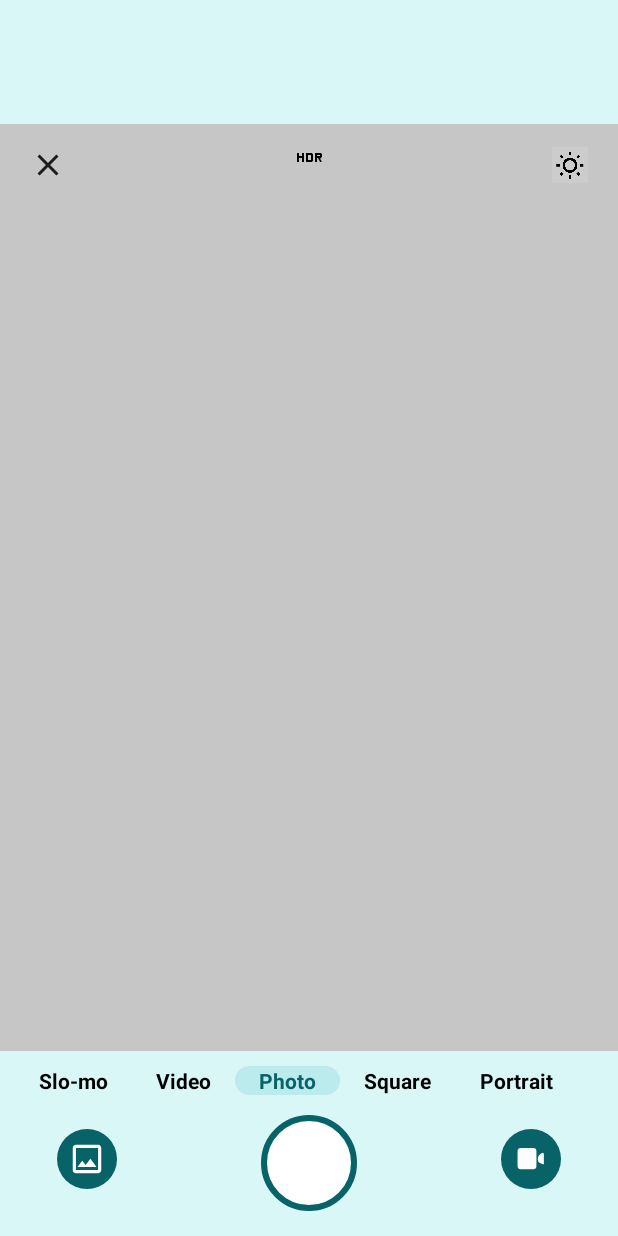
After one commit to IbrahimBasit5802/MentorMe, an Android app: the CameraActivity screen opened directly, with no data from a screen before it, on a phone screen of 412 x 824 dp. The commit adds this screen. Run offline under Robolectric (Android 15) with nearby library versions, the phone set to English and light mode, and no system bars; our stand-ins replace CircleImageView; libraries missing offline, so code that uses them is left out: com.ibrahimbasit.

Commit message:
camera screen done

```diff
--- a/app/src/main/AndroidManifest.xml
+++ b/app/src/main/AndroidManifest.xml
@@ -12,6 +12,9 @@
         android:supportsRtl="true"
         android:theme="@style/Theme.I210669"
         tools:targetApi="31">
+        <activity
+            android:name=".CameraActivity"
+            android:exported="false" />
         <activity
             android:name=".MainActivity"
             android:exported="false" />
--- /dev/null
+++ b/app/src/main/java/com/ibrahimbasit/I210669/CameraActivity.kt
@@ -0,0 +1,85 @@
+package com.ibrahimbasit.I210669
+
+import android.graphics.Rect
+import androidx.appcompat.app.AppCompatActivity
+import android.os.Bundle
+import android.view.View
+import android.widget.HorizontalScrollView
+import android.widget.TextView
+
+class CameraActivity : AppCompatActivity() {
+
+    override fun onCreate(savedInstanceState: Bundle?) {
+        super.onCreate(savedInstanceState)
+        setContentView(R.layout.activity_camera)
+
+
+        val closeButton : View = findViewById<View>(R.id.closeButton)
+
+        // Get references to your TextViews here.
+        val textViewSloMo = findViewById<TextView>(R.id.textViewSloMo)
+        val textViewVideo = findViewById<TextView>(R.id.textViewVideo)
+        val textViewPhoto = findViewById<TextView>(R.id.textViewPhoto)
+        val textViewPortrait = findViewById<TextView>(R.id.portrait)
+        val textViewSquare = findViewById<TextView>(R.id.textViewSquare)
+        // ... other text views
+
+        // Array of all TextViews for easier iteration
+        val allTextViews = arrayOf(textViewSloMo, textViewVideo, textViewPhoto, textViewSquare, textViewPortrait)
+
+        // Reference to the HorizontalScrollView
+        val scrollView = findViewById<HorizontalScrollView>(R.id.options)
+
+
+        allTextViews[2].isSelected = true
+
+        allTextViews.forEach { textView ->
+            textView.setOnClickListener {
+                allTextViews.forEach { it.isSelected = false }
+
+                // Select the clicked one
+                textView.isSelected = true
+
+                // This will get the coordinates of the TextView's rect and its parent (the LinearLayout)
+                val rect = Rect()
+                textView.getHitRect(rect)
+
+                // Calculate the scroll amount: the left edge of the selected TextView minus half the width of the screen
+                val scrollX = rect.left - (scrollView.width / 2 - textView.width / 2)
+
+                // Scroll to the calculated position
+                scrollView.smoothScrollTo(scrollX, 0)
+            }
+        }
+
+        allTextViews.forEach { textView ->
+            textView.setOnClickListener {
+                // Update selection for all TextViews
+                allTextViews.forEach {
+                    it.isSelected = false
+                    it.setBackgroundResource(R.drawable.selector_background)
+                    it.setTextColor(resources.getColorStateList(R.color.selector_text_color))
+                }
+
+                // Select the clicked one
+                textView.isSelected = true
+
+                // Center the clicked TextView in the HorizontalScrollView
+                centerTextViewInScrollView(textView)
+            }
+        }
+
+
+        closeButton.setOnClickListener {
+            finish()
+        }
+    }
+
+    private fun centerTextViewInScrollView(textView: TextView) {
+        val scrollView = findViewById<HorizontalScrollView>(R.id.options)
+        val rect = Rect()
+        textView.getHitRect(rect)
+        val scrollX = rect.left - (scrollView.width / 2 - textView.width / 2)
+        scrollView.smoothScrollTo(scrollX, 0)
+    }
+}
--- a/app/src/main/java/com/ibrahimbasit/I210669/ChatPersonFragment.kt
+++ b/app/src/main/java/com/ibrahimbasit/I210669/ChatPersonFragment.kt
@@ -1,5 +1,6 @@
 package com.ibrahimbasit.I210669
 
+import android.content.Intent
 import android.os.Bundle
 import androidx.fragment.app.Fragment
 import android.view.LayoutInflater
@@ -26,6 +27,19 @@ class ChatPersonFragment : Fragment() {
         arguments?.let {
             param1 = it.getString(ARG_PARAM1)
             param2 = it.getString(ARG_PARAM2)
+        }
+
+
+
+    }
+
+    override fun onViewCreated(view: View, savedInstanceState: Bundle?) {
+        super.onViewCreated(view, savedInstanceState)
+
+        val cameraButton: View = view.findViewById(R.id.cameraButton)
+        cameraButton.setOnClickListener {
+            val intent = Intent(activity, CameraActivity::class.java)
+            startActivity(intent)
         }
     }
 
--- a/app/src/main/java/com/ibrahimbasit/I210669/MainActivity.kt
+++ b/app/src/main/java/com/ibrahimbasit/I210669/MainActivity.kt
@@ -1,7 +1,10 @@
 package com.ibrahimbasit.I210669
 
+import android.content.Intent
 import androidx.appcompat.app.AppCompatActivity
 import android.os.Bundle
+import android.view.View
+import android.widget.Button
 import androidx.fragment.app.Fragment
 import com.ibrahimbasit.I210669.databinding.ActivityMainBinding
 
@@ -34,6 +37,8 @@ class MainActivity : AppCompatActivity() {
             }
             true
         }
+
+
     }
 
     private fun replaceFragment(fragment: Fragment) {
--- /dev/null
+++ b/app/src/main/res/color/selector_text_color.xml
@@ -0,0 +1,4 @@
+<selector xmlns:android="http://schemas.android.com/apk/res/android">
+    <item android:color="@color/headingTextColor" android:state_selected="true"/>
+    <item android:color="@color/secondaryTextColor"/>
+</selector>
--- /dev/null
+++ b/app/src/main/res/drawable/active_media_select_background.xml
@@ -0,0 +1,10 @@
+<?xml version="1.0" encoding="utf-8"?>
+<shape xmlns:android="http://schemas.android.com/apk/res/android"
+    android:shape="rectangle"
+    >
+
+    <corners android:radius="30dp"/>
+
+    <solid android:color="#bbebed"/>
+
+</shape>
--- /dev/null
+++ b/app/src/main/res/drawable/camera_screen_icon_circle.xml
@@ -0,0 +1,10 @@
+<?xml version="1.0" encoding="utf-8"?>
+<shape xmlns:android="http://schemas.android.com/apk/res/android"
+    android:shape="oval"
+    >
+
+    <solid android:color="@color/headingTextColor"/>
+
+
+
+</shape>
--- /dev/null
+++ b/app/src/main/res/drawable/outline_image_24.xml
@@ -0,0 +1,5 @@
+<vector android:height="24dp" android:tint="#FFFFFF"
+    android:viewportHeight="24" android:viewportWidth="24"
+    android:width="24dp" xmlns:android="http://schemas.android.com/apk/res/android">
+    <path android:fillColor="@android:color/white" android:pathData="M19,5v14L5,19L5,5h14m0,-2L5,3c-1.1,0 -2,0.9 -2,2v14c0,1.1 0.9,2 2,2h14c1.1,0 2,-0.9 2,-2L21,5c0,-1.1 -0.9,-2 -2,-2zM14.14,11.86l-3,3.87L9,13.14 6,17h12l-3.86,-5.14z"/>
+</vector>
--- /dev/null
+++ b/app/src/main/res/drawable/selector_background.xml
@@ -0,0 +1,5 @@
+<?xml version="1.0" encoding="utf-8"?>
+<selector xmlns:android="http://schemas.android.com/apk/res/android">
+    <item android:drawable="@drawable/active_media_select_background" android:state_selected="true"/>
+    <item android:drawable="@android:color/transparent"/>
+</selector>
--- /dev/null
+++ b/app/src/main/res/layout/activity_camera.xml
@@ -0,0 +1,248 @@
+<?xml version="1.0" encoding="utf-8"?>
+<androidx.constraintlayout.widget.ConstraintLayout xmlns:android="http://schemas.android.com/apk/res/android"
+    xmlns:app="http://schemas.android.com/apk/res-auto"
+    xmlns:tools="http://schemas.android.com/tools"
+    android:layout_width="match_parent"
+    android:layout_height="match_parent"
+    tools:context=".CameraActivity">
+
+
+    <androidx.constraintlayout.widget.ConstraintLayout
+        android:layout_width="match_parent"
+        android:layout_height="0dp"
+        android:background="@color/splashScreenBgColor"
+        app:layout_constraintHeight_percent="0.1"
+        app:layout_constraintStart_toStartOf="parent"
+        android:id="@+id/upperPart"
+        app:layout_constraintTop_toTopOf="parent"/>
+
+
+    <androidx.constraintlayout.widget.ConstraintLayout
+        android:layout_width="match_parent"
+        android:layout_height="0dp"
+        app:layout_constraintHeight_percent="0.75"
+        app:layout_constraintTop_toBottomOf="@id/upperPart"
+        android:id="@+id/middlePart"
+        app:layout_constraintStart_toStartOf="parent"
+        android:background="#c6c6c6">
+
+
+        <View
+            android:layout_width="24dp"
+            android:layout_height="24dp"
+            android:background="@drawable/clear_icon"
+            android:id="@+id/closeButton"
+            app:layout_constraintStart_toStartOf="parent"
+            app:layout_constraintTop_toTopOf="parent"
+            android:layout_marginTop="15dp"
+            android:layout_marginStart="20dp"
+            />
+
+        <TextView
+            android:layout_width="wrap_content"
+            android:layout_height="wrap_content"
+            android:text="HDR"
+            android:textSize="10sp"
+            android:fontFamily="@font/zeroathletics"
+            android:textColor="@color/secondaryTextColor"
+            app:layout_constraintStart_toStartOf="parent"
+            android:layout_marginTop="15dp"
+
+            app:layout_constraintEnd_toEndOf="parent"
+            app:layout_constraintTop_toTopOf="parent"/>
+        <View
+            android:layout_width="24dp"
+            android:layout_height="24dp"
+            android:background="@drawable/bright_icon"
+            android:layout_marginTop="15dp"
+
+            android:layout_marginEnd="20dp"
+            app:layout_constraintEnd_toEndOf="parent"
+            app:layout_constraintTop_toTopOf="parent"/>
+
+    </androidx.constraintlayout.widget.ConstraintLayout>
+
+
+    <androidx.constraintlayout.widget.ConstraintLayout
+        android:layout_width="match_parent"
+        android:layout_height="0dp"
+        app:layout_constraintHeight_percent="0.15"
+        android:background="@color/splashScreenBgColor"
+        app:layout_constraintBottom_toBottomOf="parent"
+        android:id="@+id/lowerPart"
+        app:layout_constraintStart_toStartOf="parent">
+
+        <HorizontalScrollView
+            android:layout_width="match_parent"
+            android:layout_height="wrap_content"
+            android:id="@+id/options"
+            android:layout_marginTop="10dp"
+            android:layout_marginStart="10dp"
+            android:layout_marginEnd="10dp"
+            app:layout_constraintStart_toStartOf="parent"
+            app:layout_constraintTop_toTopOf="parent"
+            android:scrollbars="none"> <!-- to hide the scroll bar -->
+
+            <LinearLayout
+                android:id="@+id/buttonContainer"
+                android:layout_width="wrap_content"
+                android:layout_height="match_parent"
+                android:orientation="horizontal">
+
+
+                <TextView
+                    android:id="@+id/textViewSloMo"
+                    android:layout_width="wrap_content"
+                    android:layout_height="wrap_content"
+                    android:text="Slo-mo"
+                    android:textColor="@color/selector_text_color"
+                    android:textStyle="bold"
+                    android:background="@drawable/selector_background"
+                    android:clickable="true"
+                    android:focusable="true"
+                    android:paddingLeft="16dp"
+                    android:paddingRight="16dp"
+                    android:gravity="center" />
+
+                <TextView
+                    android:id="@+id/textViewVideo"
+                    android:layout_width="wrap_content"
+                    android:layout_height="wrap_content"
+                    android:text="Video"
+                    android:textColor="@color/selector_text_color"
+                    android:textStyle="bold"
+
+                    android:background="@drawable/selector_background"
+                    android:clickable="true"
+                    android:focusable="true"
+                    android:paddingLeft="16dp"
+                    android:paddingRight="16dp"
+                    android:gravity="center" />
+
+                <!-- Your buttons/text views go here, set up similarly to before, with the selector as background -->
+                <TextView
+                    android:id="@+id/textViewPhoto"
+                    android:layout_width="wrap_content"
+                    android:layout_height="wrap_content"
+                    android:text="Photo"
+                    android:textColor="@color/selector_text_color"
+                    android:textStyle="bold"
+
+                    android:background="@drawable/selector_background"
+                    android:clickable="true"
+                    android:focusable="true"
+                    android:paddingLeft="16dp"
+                    android:paddingRight="16dp"
+                    android:gravity="center" />
+
+
+                <TextView
+                    android:id="@+id/textViewSquare"
+                    android:layout_width="wrap_content"
+                    android:layout_height="wrap_content"
+                    android:text="Square"
+                    android:textColor="@color/selector_text_color"
+                    android:textStyle="bold"
+
+                    android:background="@drawable/selector_background"
+                    android:clickable="true"
+                    android:focusable="true"
+                    android:paddingLeft="16dp"
+                    android:paddingRight="16dp"
+                    android:gravity="center" />
+
+                <TextView
+                    android:id="@+id/portrait"
+                    android:layout_width="wrap_content"
+                    android:layout_height="wrap_content"
+                    android:text="Portrait"
+                    android:textColor="@color/selector_text_color"
+                    android:textStyle="bold"
+
+                    android:background="@drawable/selector_background"
+                    android:clickable="true"
+                    android:focusable="true"
+                    android:paddingLeft="16dp"
+                    android:paddingRight="16dp"
+                    android:gravity="center" />
+                <!-- Repeat for each button -->
+                <!-- ... -->
+
+            </LinearLayout>
+        </HorizontalScrollView>
+
+        <FrameLayout
+            android:layout_width="wrap_content"
+            android:layout_height="wrap_content"
+            android:id="@+id/imageButton"
+            app:layout_constraintStart_toStartOf="parent"
+            app:layout_constraintHorizontal_chainStyle="spread"
+            app:layout_constraintTop_toTopOf="parent"
+            app:layout_constraintBottom_toBottomOf="parent"
+            android:padding="8dp"
+            android:layout_marginStart="30dp"
+
+            android:layout_marginTop="20dp"
+            >
+            <View
+                android:layout_width="40dp"
+                android:layout_height="40dp"
+                android:background="@drawable/camera_screen_icon_circle"
+                />
+
+            <View
+                android:layout_width="25dp"
+                android:layout_height="25dp"
+                android:background="@drawable/outline_image_24"
+                android:layout_gravity="center"/>
+
+        </FrameLayout>
+
+        <de.hdodenhof.circleimageview.CircleImageView
+            android:layout_width="100dp"
+            android:layout_height="80dp"
+            app:civ_border_color="@color/headingTextColor"
+            app:civ_border_width="4dp"
+            android:src="@color/primaryTextColor"
+            app:layout_constraintHorizontal_chainStyle="spread"
+            android:id="@+id/captureButton"
+            android:layout_marginTop="5dp"
+            app:layout_constraintEnd_toEndOf="parent"
+            app:layout_constraintStart_toStartOf="parent"
+            app:layout_constraintTop_toBottomOf="@id/options"
+            android:padding="8dp"/>
+
+        <FrameLayout
+            android:layout_width="wrap_content"
+            android:layout_height="wrap_content"
+            android:id="@+id/videoButton"
+            app:layout_constraintEnd_toEndOf="parent"
+            app:layout_constraintHorizontal_chainStyle="spread"
+            app:layout_constraintTop_toTopOf="parent"
+            app:layout_constraintBottom_toBottomOf="parent"
+            android:padding="8dp"
+            android:layout_marginEnd="30dp"
+            android:layout_marginTop="20dp"
+            >
+            <View
+                android:layout_width="40dp"
+                android:layout_height="40dp"
+                android:background="@drawable/camera_screen_icon_circle"
+                />
+
+            <View
+                android:layout_width="30dp"
+                android:layout_height="25dp"
+                android:background="@drawable/video_call_icon"
+                android:layout_gravity="center"/>
+
+        </FrameLayout>
+
+
+
+    </androidx.constraintlayout.widget.ConstraintLayout>
+
+
+
+
+</androidx.constraintlayout.widget.ConstraintLayout>
```
Also changed, not shown: app/src/main/res/drawable/bright_icon.png (added), app/src/main/res/font/zeroathletics.ttf (added).
